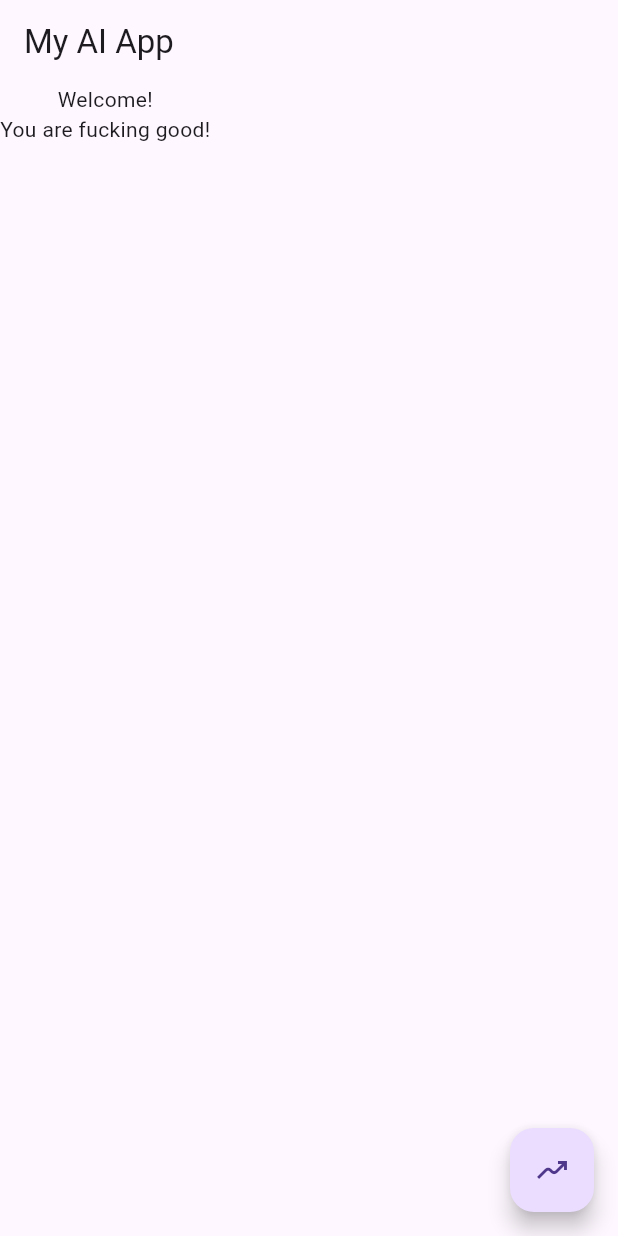
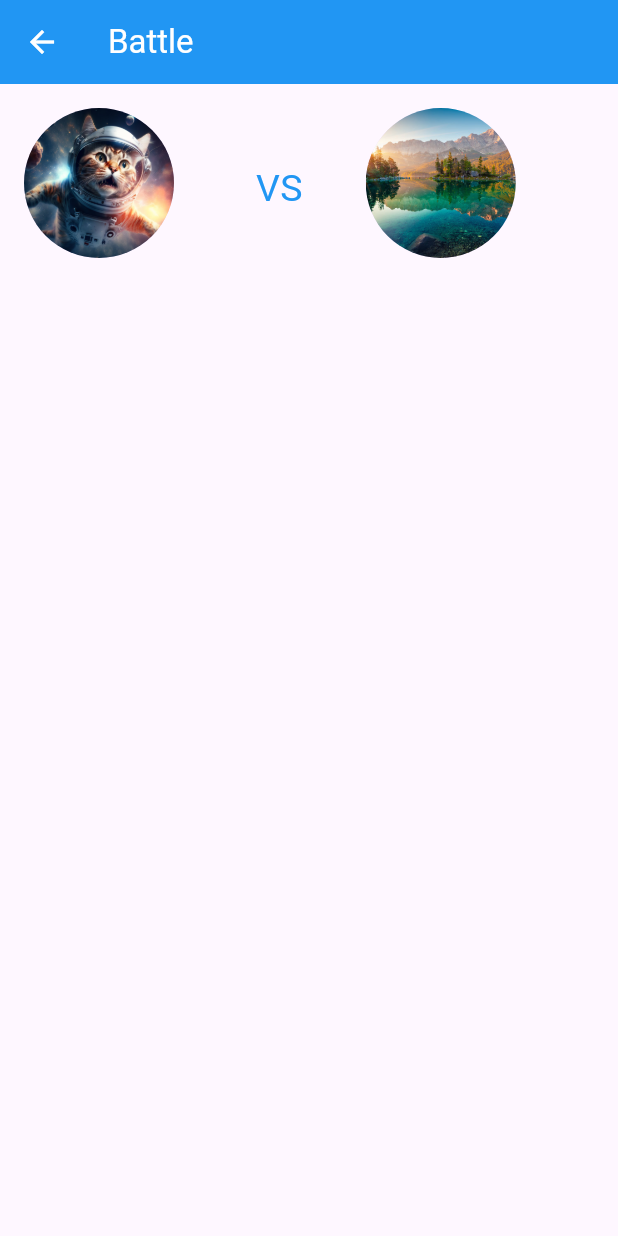
Before and after one commit to Ngotunglam/mock_app, a Flutter app: the screen it shows after launch, on a phone screen of 412 x 824 dp. Run offline on Flutter 3.47's test engine with Material 3 defaults, Android fonts, the light colour scheme and no system bars; statements that could not run were skipped.

Commit message:
Add Battle screen

```diff
--- a/lib/Screens/scr_account.dart
+++ b/lib/Screens/scr_account.dart
@@ -28,6 +28,8 @@ class AccountScreen_build extends StatelessWidget {
     return Scaffold(
       appBar: AppBar(
         title: const Text('Account'),
+        backgroundColor: Colors.blue,
+        foregroundColor: Colors.white,
       ),
       body: Padding(
         padding: const EdgeInsets.all(16.0),
@@ -45,7 +47,7 @@ class AccountScreen_build extends StatelessWidget {
             Consumer<Cl_AccountPageState>(
                 builder: (context, clinstance, child) {
               return Text(
-                clinstance.current.asCamelCase,
+                clinstance.current.asPascalCase,
                 style: const TextStyle(
                   fontSize: 24.0,
                   fontWeight: FontWeight.bold,
--- /dev/null
+++ b/lib/Screens/scr_battle.dart
@@ -0,0 +1,56 @@
+// ignore_for_file: camel_case_types
+// Import dependencies
+
+import 'package:flutter/material.dart';
+import 'package:mock_app/Classes/Test/cl_hero.dart';
+import 'package:provider/provider.dart';
+
+class Scr_Battle extends StatelessWidget {
+  const Scr_Battle({super.key});
+
+  @override
+  Widget build(BuildContext context) {
+    return MultiProvider(
+      providers: [
+        ChangeNotifierProvider(create: (context) => Cl_Hero()),
+        // ChangeNotifierProvider(create: (context) => Cl_Hero())
+      ],
+      child: const Scr_Battle_build(),
+    );
+  }
+}
+
+class Scr_Battle_build extends StatelessWidget {
+  const Scr_Battle_build({super.key});
+
+  @override
+  Widget build(BuildContext context) {
+    return Scaffold(
+      appBar: AppBar(
+        title: const Text("Battle"),
+        backgroundColor: Colors.blue,
+        foregroundColor: Colors.white,
+      ),
+      body: const Padding(
+          padding: EdgeInsets.all(16.0),
+          child: Row(
+            crossAxisAlignment: CrossAxisAlignment.start,
+            children: [
+              CircleAvatar(
+                radius: 50.0,
+                backgroundImage: AssetImage('images/cat2.png'),
+              ),
+              Text(
+                "\n  VS             ",
+                textAlign: TextAlign.center,
+                style: TextStyle(fontSize: 25.0, color: Colors.blue),
+              ),
+              CircleAvatar(
+                radius: 50.0,
+                backgroundImage: AssetImage('images/nature1.jpg'),
+              ),
+            ],
+          )),
+    );
+  }
+}
--- a/lib/Screens/scr_home.dart
+++ b/lib/Screens/scr_home.dart
@@ -12,17 +12,33 @@ class Scr_Home extends StatelessWidget {
     return MaterialApp(
         theme: ThemeData(
           // Define your theme properties here
-          primaryColor: Colors.blue,
+          colorScheme: const ColorScheme.light(),
         ),
         home: Scaffold(
-            appBar: AppBar(title: const Text('My AI App')),
+            appBar: AppBar(
+              title: const Text('Image Generator'),
+              backgroundColor: Colors.blue,
+              foregroundColor: Colors.white,
+            ),
             body: const Column(
               children: [
-                Text('Welcome!'),
-                Text('You are fucking good!'),
+                Align(
+                  alignment: Alignment.bottomCenter,
+                  child: Text(""),
+                ),
+                Text('Welcome!',
+                    textAlign: TextAlign.center,
+                    style:
+                        TextStyle(fontWeight: FontWeight.bold, fontSize: 20)),
+                Text(
+                  "Let's create some fantastic image!",
+                  textAlign: TextAlign.center,
+                  style: TextStyle(fontWeight: FontWeight.bold, fontSize: 20),
+                ),
               ],
             ),
             floatingActionButton: FloatingActionButton(
+                backgroundColor: Colors.blue,
                 onPressed: () {
                   Navigator.of(context).push(
                     MaterialPageRoute(
@@ -30,7 +46,6 @@ class Scr_Home extends StatelessWidget {
                     ),
                   );
                 },
-              child: const Icon(Icons.moving_outlined),
-            )));
+                child: const Icon(Icons.account_box_outlined, size: 40))));
   }
 }
--- a/lib/main.dart
+++ b/lib/main.dart
@@ -2,6 +2,7 @@
 import 'package:flutter/material.dart';
 // Import pages
 import 'package:mock_app/Screens/scr_account.dart';
+import 'package:mock_app/Screens/scr_battle.dart';
 import 'package:mock_app/Screens/scr_home.dart';
 
 void main() {
@@ -14,16 +15,12 @@ class MainApp extends StatelessWidget {
   @override
   Widget build(BuildContext context) {
     return MaterialApp(
-      theme: ThemeData(
-        // Define your theme properties here
-        primaryColor: Colors.blue,
-        // Other theme properties...
-      ),
       title: 'My AI App',
-      initialRoute: '/',
+      initialRoute: '/battle',
       routes: {
         '/': (context) => const Scr_Home(),
         '/account': (context) => const Scr_Account(),
+        '/battle': (context) => const Scr_Battle()
       },
     );
   }
```
Also changed, not shown: 1 other file. Lines whose indentation alone changed are shown as unchanged.
